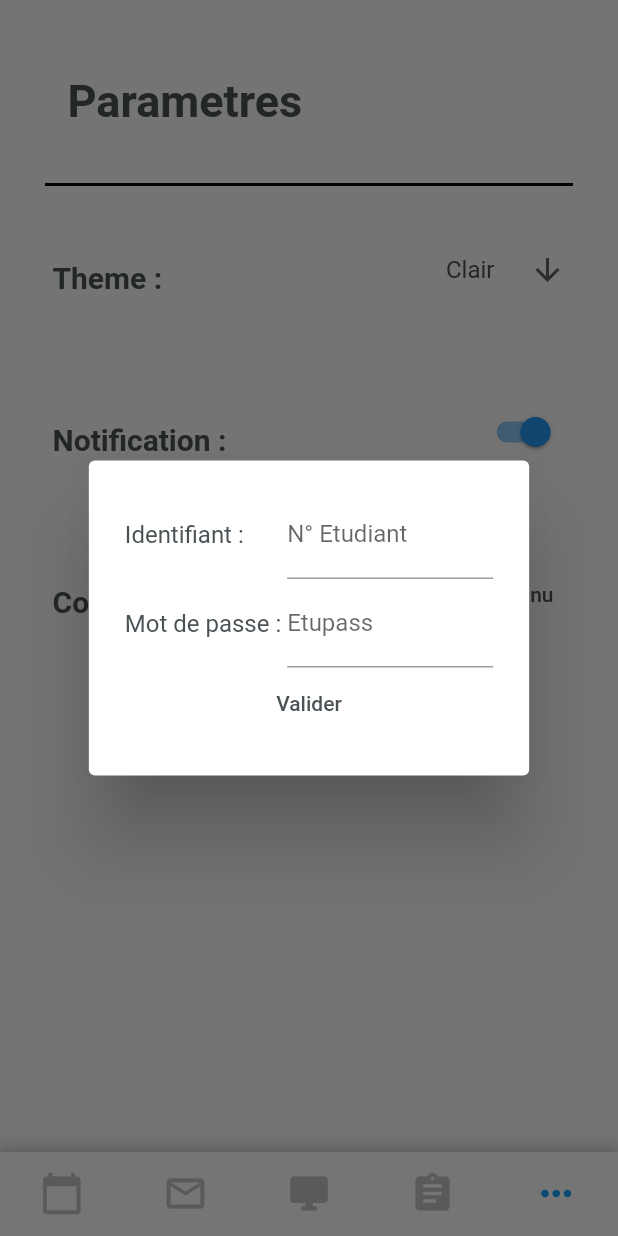
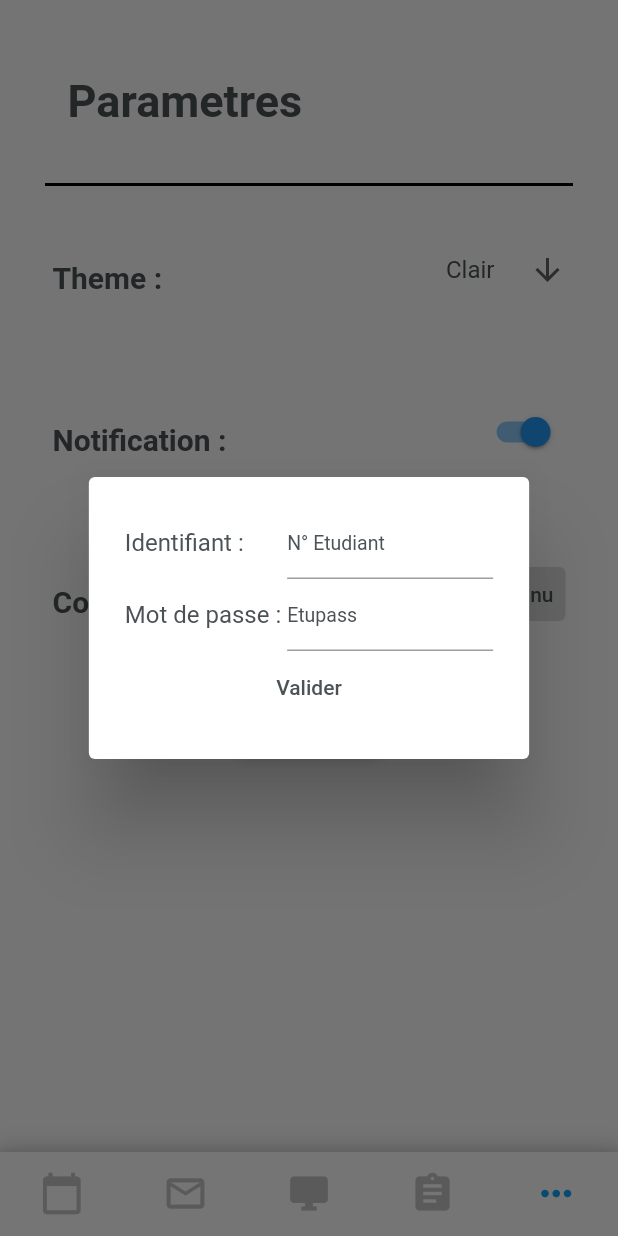
Before and after one commit to Clement-Hellot/EDT-Unicaen, a Flutter app: the screen it shows after launch, item 5 of the bottom bar chosen, after a tap on "inconnu", on a phone screen of 412 x 824 dp. Run offline on Flutter 3.47's test engine with Material 2 defaults, Android fonts, the phone set to English and light mode, and no system bars; our stand-ins replace convert, package_info, shared_preferences, theme_provider; missing offline and left inert: imap_client, mailer; network calls fail; statements that could not run were skipped.

Commit message:
Correction de bug (notament l'overflow du clavier)

```diff
--- a/proto1/lib/pageOption/Compte.dart
+++ b/proto1/lib/pageOption/Compte.dart
@@ -1,3 +1,4 @@
+import 'package:edt_mobile/pageOption/pageOptions.dart';
 import 'package:flutter/cupertino.dart';
 import 'package:flutter/material.dart';
 import 'package:shared_preferences/shared_preferences.dart';
@@ -24,14 +25,27 @@ class _PopupCompteState extends State<PopupCompte> {
                 Row(
                   mainAxisAlignment: MainAxisAlignment.spaceBetween,
                   children: [
-              Text('Identifiant : ',
-        style: ThemeProvider.themeOf(context).data.textTheme.headline1,),
+                    Text(
+                      'Identifiant : ',
+                      style: ThemeProvider.themeOf(context)
+                          .data
+                          .textTheme
+                          .headline1,
+                    ),
                     Container(
-                width: MediaQuery.of(context).size.width / 3,
+                      width: MediaQuery.of(context).size.width / 3, //TODO Pas propre
                       child: TextField(
+                        style: TextStyle(
+                          fontSize: 13,
+                          color: ThemeProvider.themeOf(context).data.textTheme.headline1.color,
+                        ),
                         expands: false,
                         decoration: InputDecoration(
-                    labelText: 'N° Etudiant',
+                          hintText: 'N° Etudiant',
+                          hintStyle: TextStyle(
+                            fontSize: 13,
+                            color: ThemeProvider.themeOf(context).data.textTheme.headline1.color,
+                          )
                         ),
                         enabled: true,
                         onSubmitted: (text) {
@@ -46,14 +60,27 @@ class _PopupCompteState extends State<PopupCompte> {
                 Row(
                   mainAxisAlignment: MainAxisAlignment.spaceBetween,
                   children: [
-              Text('Mot de passe : ',
-          style: ThemeProvider.themeOf(context).data.textTheme.headline1,),
+                    Text(
+                      'Mot de passe : ',
+                      style: ThemeProvider.themeOf(context)
+                          .data
+                          .textTheme
+                          .headline1,
+                    ),
                     Container(
                       width: MediaQuery.of(context).size.width / 3,
                       child: TextField(
+                        style: TextStyle(
+                          fontSize: 13,
+                          color: ThemeProvider.themeOf(context).data.textTheme.headline1.color,
+                        ),
                         expands: false,
                         decoration: InputDecoration(
-                    labelText: 'Etupass',
+                          hintText: 'Etupass',
+                          hintStyle: TextStyle(
+                            fontSize: 13,
+                            color: ThemeProvider.themeOf(context).data.textTheme.headline1.color,
+                          )
                         ),
                         enabled: true,
                         onSubmitted: (text) {
@@ -78,7 +105,10 @@ class _PopupCompteState extends State<PopupCompte> {
                       },
                       child: Text(
                         "Valider",
-                  style: ThemeProvider.themeOf(context).data.textTheme.headline1,
+                        style: ThemeProvider.themeOf(context)
+                            .data
+                            .textTheme
+                            .headline1,
                       ),
                     )
                   ],
@@ -93,6 +123,8 @@ class CompteRow extends StatefulWidget {
 }
 
 class _CompteRowState extends State<CompteRow> {
+  String compteName = Compte().username == null ? "inconnu" : Compte().username;
+
   @override
   void initState() {
     //Initialise l'accès aux SharedPreferences pour récupérer les identifiants d'un compte déjà enregistré
@@ -124,7 +156,10 @@ class _CompteRowState extends State<CompteRow> {
         Padding(
             padding: EdgeInsets.fromLTRB(0, 25, 35, 35),
             child: TextButton(
-              //Bouton indiquant 'déconnecté' ou le numéro étudiant du compte actuellement connecté
+              //Bouton indiquant 'Inconnu' ou le numéro étudiant du compte actuellement connecté
+              style: ButtonStyle(
+                  backgroundColor: MaterialStateProperty.all<Color>(
+                      ThemeProvider.themeOf(context).data.primaryColor)),
               onPressed: () {
                 showDialog(
                   context: context,
@@ -134,7 +169,7 @@ class _CompteRowState extends State<CompteRow> {
               },
               child: Text(
                 //Affichage du bouton
-                Compte().username == null ? "inconnu" : Compte().username,
+                compteName,
                 style: ThemeProvider.themeOf(context).data.textTheme.headline1,
               ),
             )),
--- a/proto1/lib/pageOption/pageOptions.dart
+++ b/proto1/lib/pageOption/pageOptions.dart
@@ -17,23 +17,27 @@ class _PageOptionsState extends State<PageOptions> {
   @override
   Widget build(BuildContext context) {
     return Scaffold(
-      backgroundColor: ThemeProvider.controllerOf(context).theme.data.scaffoldBackgroundColor,
-      body: Column(
+      backgroundColor: ThemeProvider.controllerOf(context)
+          .theme
+          .data
+          .scaffoldBackgroundColor,
+      body: SingleChildScrollView(
+          child: Column(
             children: [
-          EnTeteParametre(),  //Done
-          Diviseur(),         //Done
-          ThemeRow(),         //TODO Ajouter un personnalisateur de thème
-          NotificationRow(),  //TODO
-          CompteRow(),        //TODO je m'en occupe en ce moment
-          AProposRow(),       //Done
+              EnTeteParametre(), //Done
+              Diviseur(), //Done
+              ThemeRow(), //TODO Ajouter un personnalisateur de thème
+              NotificationRow(), //TODO
+              CompteRow(), //TODO je m'en occupe en ce moment
+              AProposRow(), //Done
         ],
-      ),
+      )),
     );
   }
 }
 
-
-class EnTeteParametre extends StatelessWidget {   //Haut de la page
+class EnTeteParametre extends StatelessWidget {
+  //Haut de la page
   @override
   Widget build(BuildContext context) {
     return Container(
@@ -52,7 +56,8 @@ class EnTeteParametre extends StatelessWidget {   //Haut de la page
           style: TextStyle(
             fontSize: 30,
             fontWeight: FontWeight.w600,
-            color: ThemeProvider.themeOf(context).data.textTheme.headline1.color,
+            color:
+                ThemeProvider.themeOf(context).data.textTheme.headline1.color,
           ),
         ),
       ),
@@ -60,7 +65,8 @@ class EnTeteParametre extends StatelessWidget {   //Haut de la page
   }
 }
 
-class Diviseur extends StatelessWidget {      //Réutilisable - la barre noire qui sépare l'en-tête et le reste de la page
+class Diviseur extends StatelessWidget {
+  //Réutilisable - la barre noire qui sépare l'en-tête et le reste de la page
   @override
   Widget build(BuildContext context) {
     return Row(children: [
@@ -75,7 +81,8 @@ class Diviseur extends StatelessWidget {      //Réutilisable - la barre noire q
   }
 }
 
-class AProposRow extends StatelessWidget {        //Ligne à propos
+class AProposRow extends StatelessWidget {
+  //Ligne à propos
   @override
   Widget build(BuildContext context) {
     return Row(mainAxisAlignment: MainAxisAlignment.center, children: [
```
Lines whose indentation alone changed are shown as unchanged.
